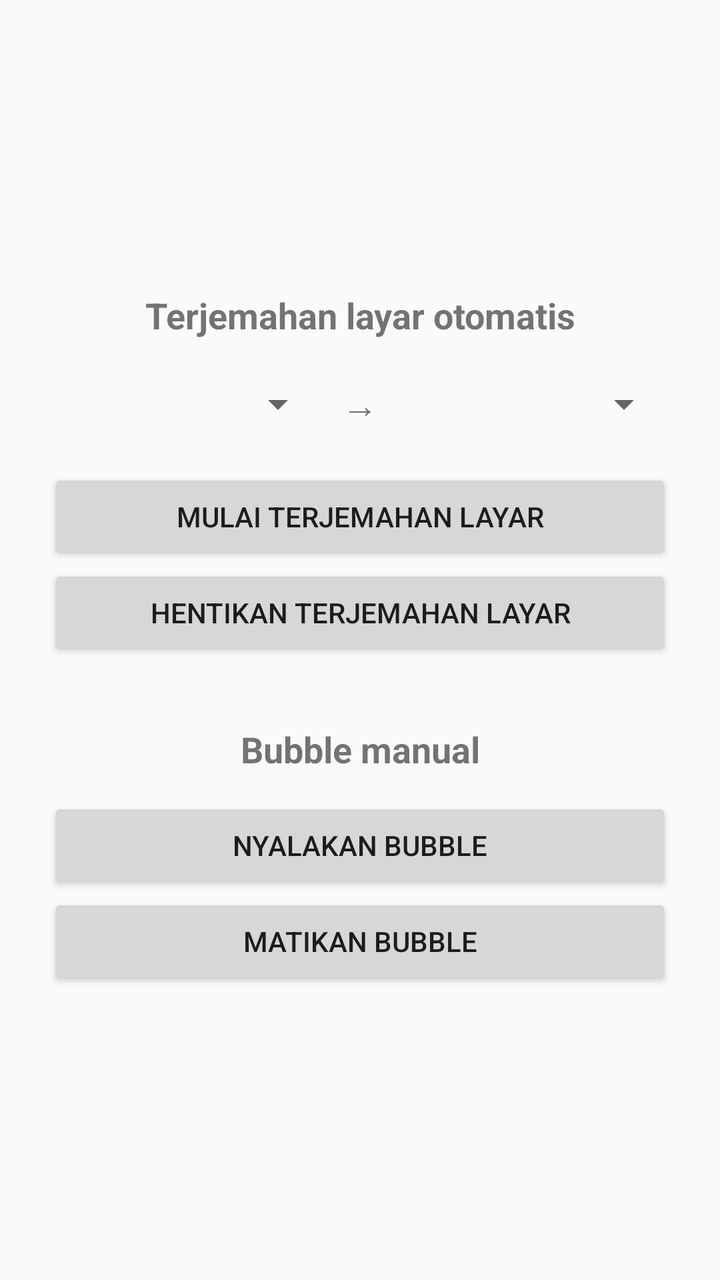
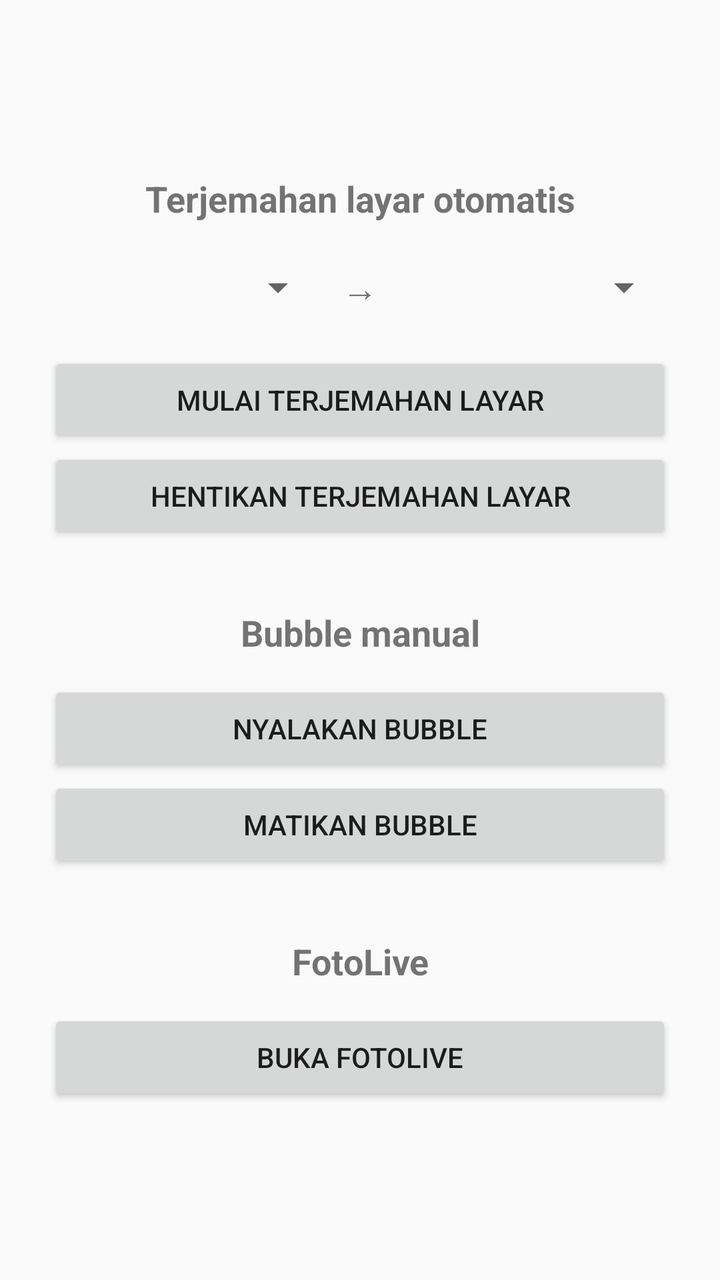

An Android layout rendered at two revisions. The XML below is the earlier revision; the diff shows what the commit changed to produce the second picture.
<!-- AndroidManifest.xml: application theme Theme.AppCompat.Light.DarkActionBar -->
<!-- res/layout/activity_main.xml -->
<LinearLayout xmlns:android="http://schemas.android.com/apk/res/android"
    android:layout_width="match_parent"
    android:layout_height="match_parent"
    android:gravity="center"
    android:orientation="vertical"
    android:padding="24dp">

    <TextView
        android:layout_width="match_parent"
        android:layout_height="wrap_content"
        android:gravity="center"
        android:text="Terjemahan layar otomatis"
        android:textSize="18sp"
        android:textStyle="bold" />

    <LinearLayout
        android:layout_width="match_parent"
        android:layout_height="wrap_content"
        android:layout_marginTop="12dp"
        android:gravity="center_vertical"
        android:orientation="horizontal">

        <Spinner
            android:id="@+id/spinScreenSrc"
            android:layout_width="0dp"
            android:layout_height="wrap_content"
            android:layout_weight="1" />

        <TextView
            android:layout_width="wrap_content"
            android:layout_height="wrap_content"
            android:padding="8dp"
            android:text="→"
            android:textSize="18sp" />

        <Spinner
            android:id="@+id/spinScreenTgt"
            android:layout_width="0dp"
            android:layout_height="wrap_content"
            android:layout_weight="1" />
    </LinearLayout>

    <Button
        android:id="@+id/btnScreenStart"
        android:layout_width="match_parent"
        android:layout_height="wrap_content"
        android:layout_marginTop="12dp"
        android:text="Mulai terjemahan layar" />

    <Button
        android:id="@+id/btnScreenStop"
        android:layout_width="match_parent"
        android:layout_height="wrap_content"
        android:text="Hentikan terjemahan layar" />

    <TextView
        android:layout_width="match_parent"
        android:layout_height="wrap_content"
        android:layout_marginTop="32dp"
        android:gravity="center"
        android:text="Bubble manual"
        android:textSize="18sp"
        android:textStyle="bold" />

    <Button
        android:id="@+id/btnStart"
        android:layout_width="match_parent"
        android:layout_height="wrap_content"
        android:layout_marginTop="12dp"
        android:text="Nyalakan bubble" />

    <Button
        android:id="@+id/btnStop"
        android:layout_width="match_parent"
        android:layout_height="wrap_content"
        android:text="Matikan bubble" />
</LinearLayout>
<!-- resources referenced by this layout -->
<resources>

</resources>

<!-- the commit's change to res/layout/activity_main.xml (unified diff, before → after) -->
@@ -1,77 +1,99 @@
-<LinearLayout xmlns:android="http://schemas.android.com/apk/res/android"
+<ScrollView xmlns:android="http://schemas.android.com/apk/res/android"
     android:layout_width="match_parent"
     android:layout_height="match_parent"
-    android:gravity="center"
-    android:orientation="vertical"
-    android:padding="24dp">
-
-    <TextView
-        android:layout_width="match_parent"
-        android:layout_height="wrap_content"
-        android:gravity="center"
-        android:text="Terjemahan layar otomatis"
-        android:textSize="18sp"
-        android:textStyle="bold" />
+    android:fillViewport="true">
 
     <LinearLayout
         android:layout_width="match_parent"
         android:layout_height="wrap_content"
-        android:layout_marginTop="12dp"
-        android:gravity="center_vertical"
-        android:orientation="horizontal">
-
-        <Spinner
-            android:id="@+id/spinScreenSrc"
-            android:layout_width="0dp"
-            android:layout_height="wrap_content"
-            android:layout_weight="1" />
+        android:gravity="center"
+        android:orientation="vertical"
+        android:padding="24dp">
 
         <TextView
-            android:layout_width="wrap_content"
+            android:layout_width="match_parent"
             android:layout_height="wrap_content"
-            android:padding="8dp"
-            android:text="→"
-            android:textSize="18sp" />
+            android:gravity="center"
+            android:text="Terjemahan layar otomatis"
+            android:textSize="18sp"
+            android:textStyle="bold" />
 
-        <Spinner
-            android:id="@+id/spinScreenTgt"
-            android:layout_width="0dp"
+        <LinearLayout
+            android:layout_width="match_parent"
             android:layout_height="wrap_content"
-            android:layout_weight="1" />
+            android:layout_marginTop="12dp"
+            android:gravity="center_vertical"
+            android:orientation="horizontal">
+
+            <Spinner
+                android:id="@+id/spinScreenSrc"
+                android:layout_width="0dp"
+                android:layout_height="wrap_content"
+                android:layout_weight="1" />
+
+            <TextView
+                android:layout_width="wrap_content"
+                android:layout_height="wrap_content"
+                android:padding="8dp"
+                android:text="→"
+                android:textSize="18sp" />
+
+            <Spinner
+                android:id="@+id/spinScreenTgt"
+                android:layout_width="0dp"
+                android:layout_height="wrap_content"
+                android:layout_weight="1" />
+        </LinearLayout>
+
+        <Button
+            android:id="@+id/btnScreenStart"
+            android:layout_width="match_parent"
+            android:layout_height="wrap_content"
+            android:layout_marginTop="12dp"
+            android:text="Mulai terjemahan layar" />
+
+        <Button
+            android:id="@+id/btnScreenStop"
+            android:layout_width="match_parent"
+            android:layout_height="wrap_content"
+            android:text="Hentikan terjemahan layar" />
+
+        <TextView
+            android:layout_width="match_parent"
+            android:layout_height="wrap_content"
+            android:layout_marginTop="32dp"
+            android:gravity="center"
+            android:text="Bubble manual"
+            android:textSize="18sp"
+            android:textStyle="bold" />
+
+        <Button
+            android:id="@+id/btnStart"
+            android:layout_width="match_parent"
+            android:layout_height="wrap_content"
+            android:layout_marginTop="12dp"
+            android:text="Nyalakan bubble" />
+
+        <Button
+            android:id="@+id/btnStop"
+            android:layout_width="match_parent"
+            android:layout_height="wrap_content"
+            android:text="Matikan bubble" />
+
+        <TextView
+            android:layout_width="match_parent"
+            android:layout_height="wrap_content"
+            android:layout_marginTop="32dp"
+            android:gravity="center"
+            android:text="FotoLive"
+            android:textSize="18sp"
+            android:textStyle="bold" />
+
+        <Button
+            android:id="@+id/btnFotoLive"
+            android:layout_width="match_parent"
+            android:layout_height="wrap_content"
+            android:layout_marginTop="12dp"
+            android:text="Buka FotoLive" />
     </LinearLayout>
-
-    <Button
-        android:id="@+id/btnScreenStart"
-        android:layout_width="match_parent"
-        android:layout_height="wrap_content"
-        android:layout_marginTop="12dp"
-        android:text="Mulai terjemahan layar" />
-
-    <Button
-        android:id="@+id/btnScreenStop"
-        android:layout_width="match_parent"
-        android:layout_height="wrap_content"
-        android:text="Hentikan terjemahan layar" />
-
-    <TextView
-        android:layout_width="match_parent"
-        android:layout_height="wrap_content"
-        android:layout_marginTop="32dp"
-        android:gravity="center"
-        android:text="Bubble manual"
-        android:textSize="18sp"
-        android:textStyle="bold" />
-
-    <Button
-        android:id="@+id/btnStart"
-        android:layout_width="match_parent"
-        android:layout_height="wrap_content"
-        android:layout_marginTop="12dp"
-        android:text="Nyalakan bubble" />
-
-    <Button
-        android:id="@+id/btnStop"
-        android:layout_width="match_parent"
-        android:layout_height="wrap_content"
-        android:text="Matikan bubble" />
-</LinearLayout>
+</ScrollView>
